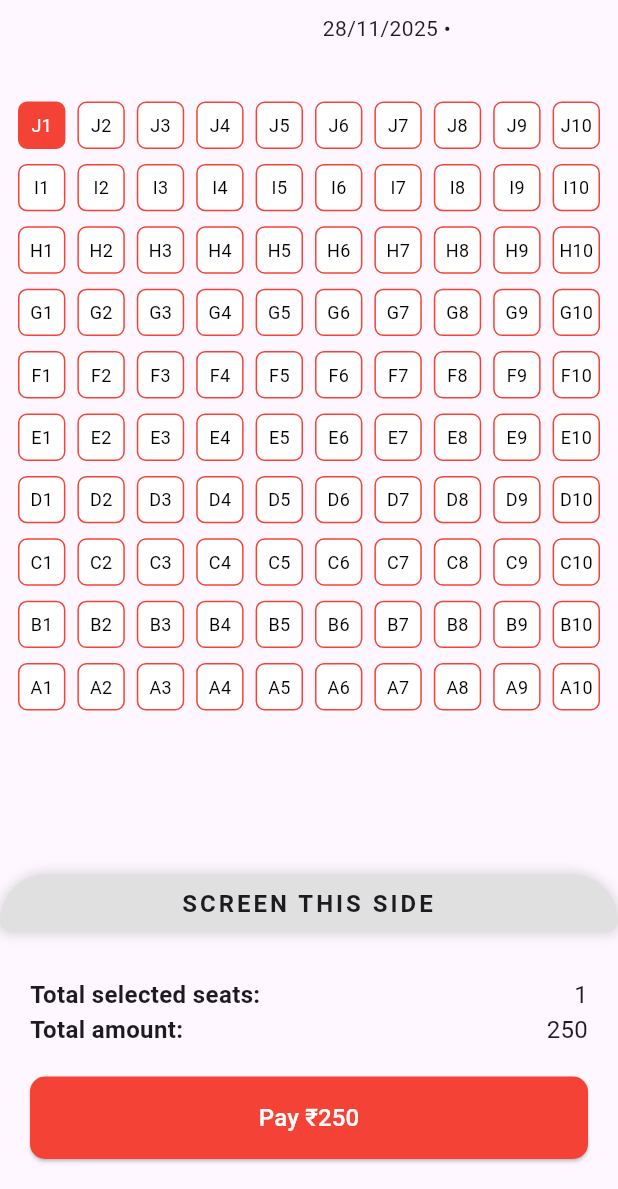
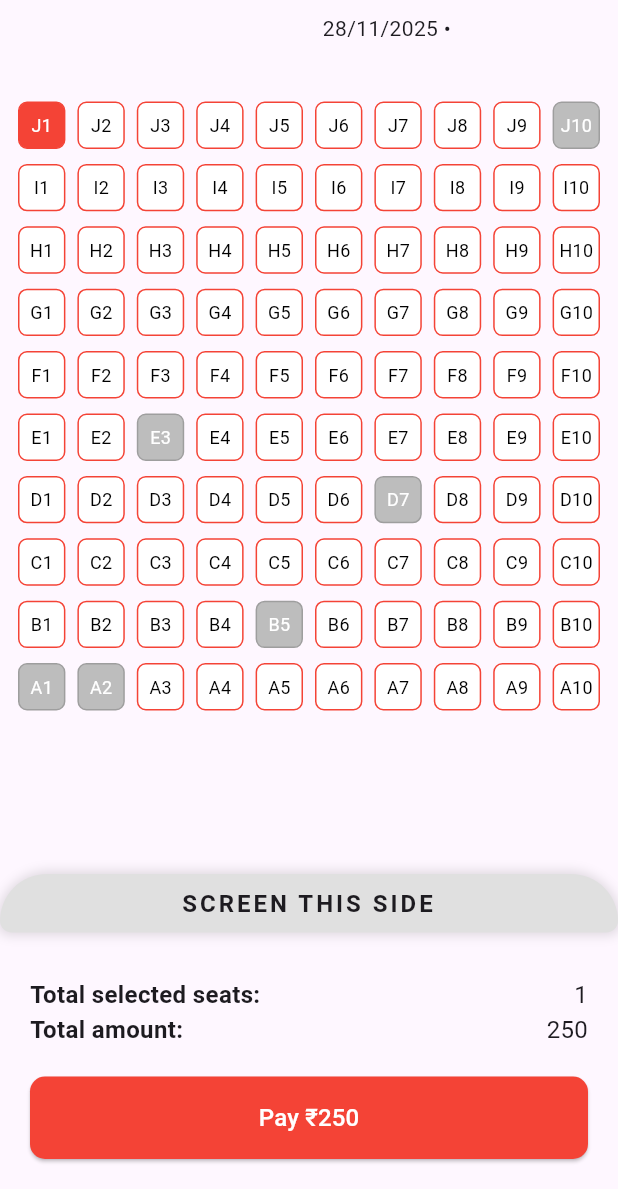
Before and after one commit to niravnasit9/movie_ticket_booking, a Flutter app: the SeatSelectionScreen screen opened directly with sample values from the repository, after a tap on "J1", on a phone screen of 412 x 824 dp, the part 47-1236 px from its top. Run offline on Flutter 3.47's test engine with Material 3 defaults, Android fonts, the phone set to English and light mode, and no system bars; network calls fail.

Commit message:
first commit

```diff
--- a/lib/seatSelectionScreen.dart
+++ b/lib/seatSelectionScreen.dart
@@ -20,6 +20,7 @@ class SeatSelectionScreen extends StatefulWidget {
 }
 
 class _SeatSelectionScreenState extends State<SeatSelectionScreen> {
+  final List<String> bookedSeats = ["A1", "A2", "B5", "D7", "E3", "J10"];
   List<String> selectedSeats = [];
   final int seatPrice = 250;
 
@@ -65,14 +66,19 @@ class _SeatSelectionScreenState extends State<SeatSelectionScreen> {
                   int row = index ~/ 10;
                   int col = index % 10;
                   int reversedRow = 9 - row;
+
                   String seatId =
                       "${String.fromCharCode(65 + reversedRow)}${col + 1}";
 
-                  bool selected = selectedSeats.contains(seatId);
+                  bool isSelected = selectedSeats.contains(seatId);
+                  bool isBooked = bookedSeats.contains(seatId);
+
                   return GestureDetector(
                     onTap: () {
+                      if (isBooked) return;
+
                       setState(() {
-                        selected
+                        isSelected
                             ? selectedSeats.remove(seatId)
                             : selectedSeats.add(seatId);
                       });
@@ -81,14 +87,26 @@ class _SeatSelectionScreenState extends State<SeatSelectionScreen> {
                       duration: Duration(milliseconds: 200),
                       alignment: Alignment.center,
                       decoration: BoxDecoration(
-                        color: selected ? Colors.red : Colors.white,
-                        border: Border.all(color: Colors.red),
+                        color:
+                            isBooked
+                                ? Colors.grey.shade400
+                                : isSelected
+                                ? Colors.red
+                                : Colors.white,
+                        border: Border.all(
+                          color: isBooked ? Colors.grey : Colors.red,
+                        ),
                         borderRadius: BorderRadius.circular(6),
                       ),
                       child: Text(
                         seatId,
                         style: TextStyle(
-                          color: selected ? Colors.white : Colors.black,
+                          color:
+                              isBooked
+                                  ? Colors.white
+                                  : isSelected
+                                  ? Colors.white
+                                  : Colors.black,
                           fontSize: 12,
                         ),
                       ),
```
Also changed, not shown: lib/detailsScreen.dart (+69 -45 lines), lib/infoRowWidget.dart (added, +44 -0 lines), lib/movies.dart (+57 -0 lines).
